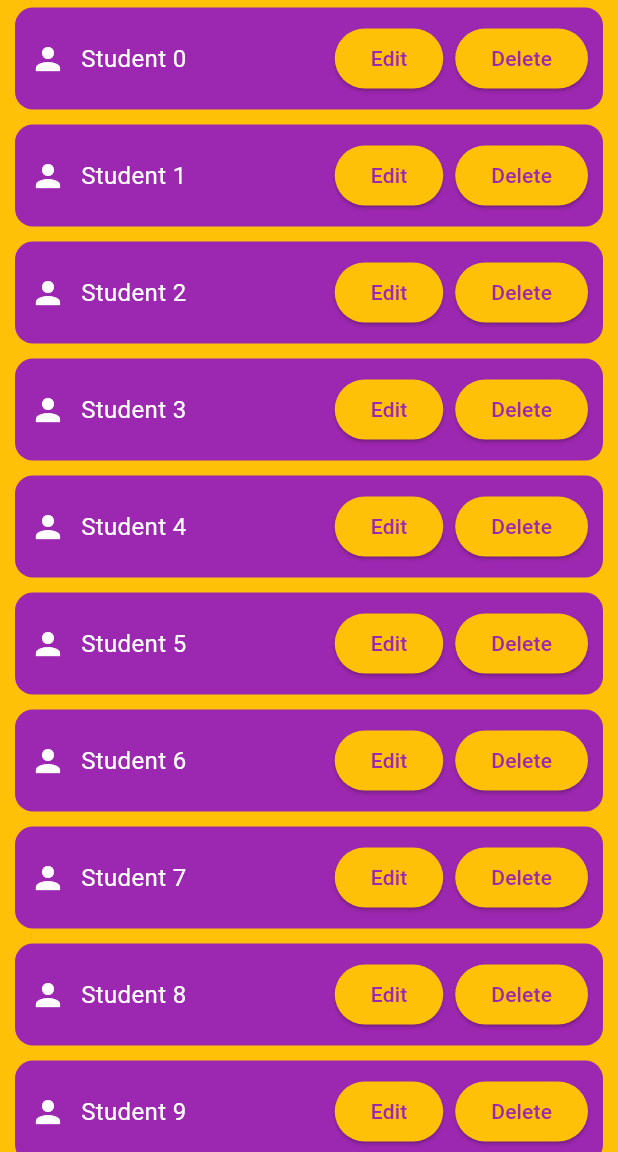
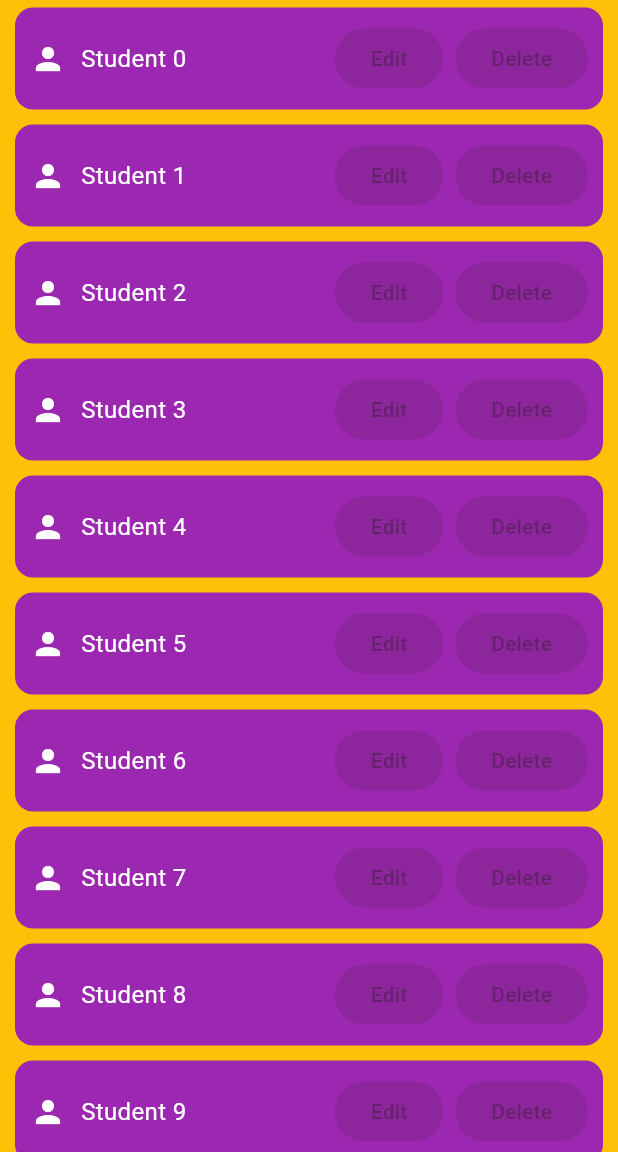
Before and after one commit to Joelscariajustine123/SMS--firebase, a Flutter app: the screen it shows once a user with an empty profile is signed in, on a phone screen of 412 x 824 dp, the part 84-1236 px from its top. Run offline on Flutter 3.47's test engine with Material 3 defaults, Android fonts, the phone set to English and light mode, and no system bars; our stand-ins replace firebase_auth, firebase_core; accounts and stored records are empty; network calls fail.

Commit message:
Change in ongoinglist student button

```diff
--- a/lib/login.dart
+++ b/lib/login.dart
@@ -11,8 +11,8 @@ class Login extends StatefulWidget {
 }
 
 class _LoginState extends State<Login> {
-   var passwordctr=TextEditingController();
-  var emailctr = TextEditingController();
+   var passwordctr=TextEditingController(text:"a@123456");
+  var emailctr = TextEditingController( text: "joelscaria2002@gmail.com");
   bool _isObscure = true;
   login() async{
    try{
--- a/lib/ongoing_list.dart
+++ b/lib/ongoing_list.dart
@@ -196,19 +196,19 @@ class _ListviewState extends State<Listview> {
               child: Text('Student $index',
                   style: const TextStyle(color: Colors.white, fontSize: 16)),
             ),
-            _actionButton("Edit"),
+            _actionButton(text: 'Edit'),
             const SizedBox(width: 8),
-            _actionButton("Delete"),
+            _actionButton(text: 'Delete'),
           ],
         ),
       );
 
-  Widget _actionButton(String text) => ElevatedButton(
+  Widget _actionButton({String? text,void Function()? onPressed}) => ElevatedButton(
         style: ElevatedButton.styleFrom(
           backgroundColor: Colors.amber,
           foregroundColor: Colors.purple,
         ),
-        onPressed: () {},
-        child: Text(text),
+        onPressed: onPressed,
+        child: Text(text??''),
       );
 }
```
